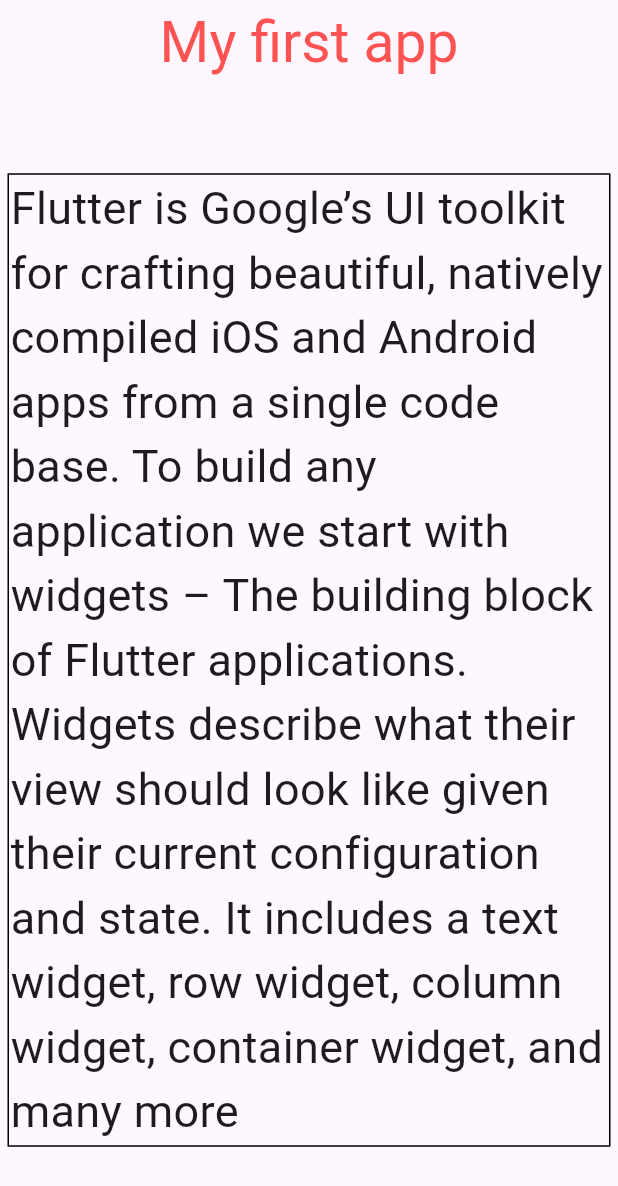
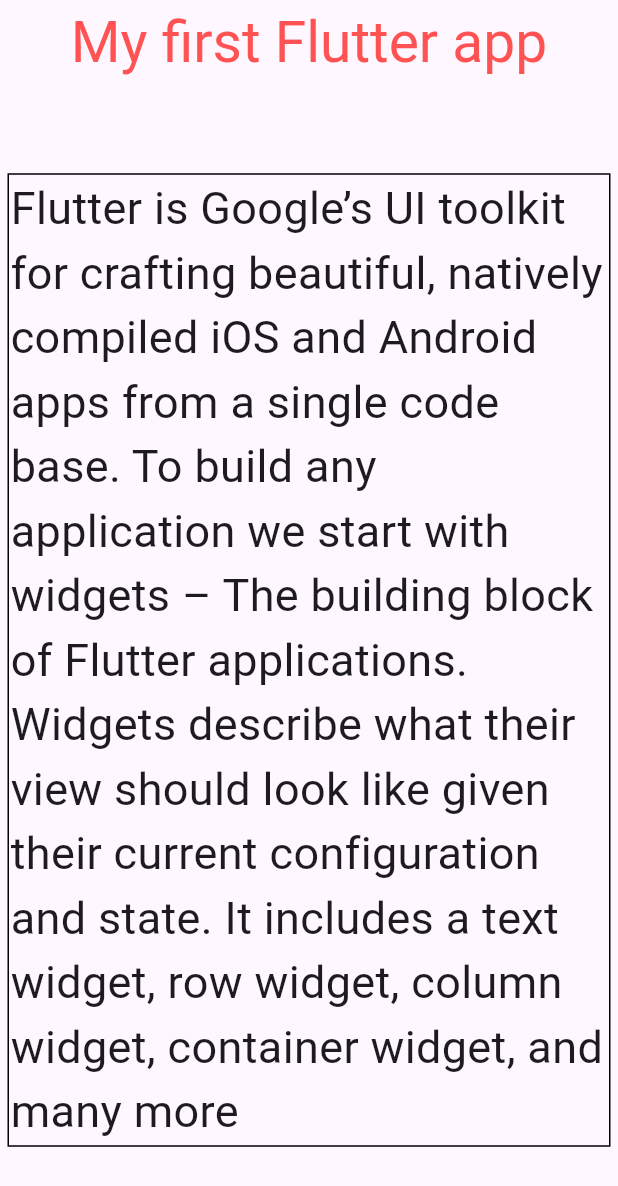
Before and after one commit to Majok-Bol/Widgets_projects, a Flutter app: the screen it shows after launch, on a phone screen of 412 x 824 dp. Shown: the top 1186 px of the screen. Run offline on Flutter 3.47's test engine with Material 3 defaults, Android fonts, the phone set to English and light mode, and no system bars.

Commit message:
modified the app bar

```diff
--- a/lib/main.dart
+++ b/lib/main.dart
@@ -11,7 +11,7 @@
       home: Scaffold(
         appBar: AppBar(
           title: Text(
-            'My first app',
+            'My first Flutter app',
             style: TextStyle(fontSize: 38, color: Colors.redAccent),
           ),
           centerTitle: true,
```
